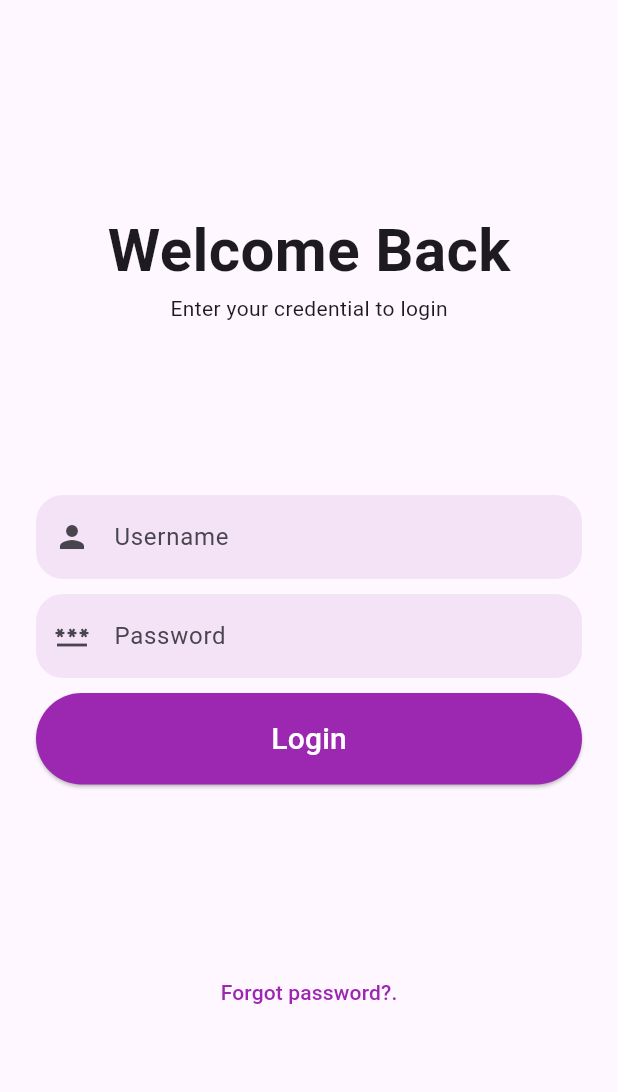
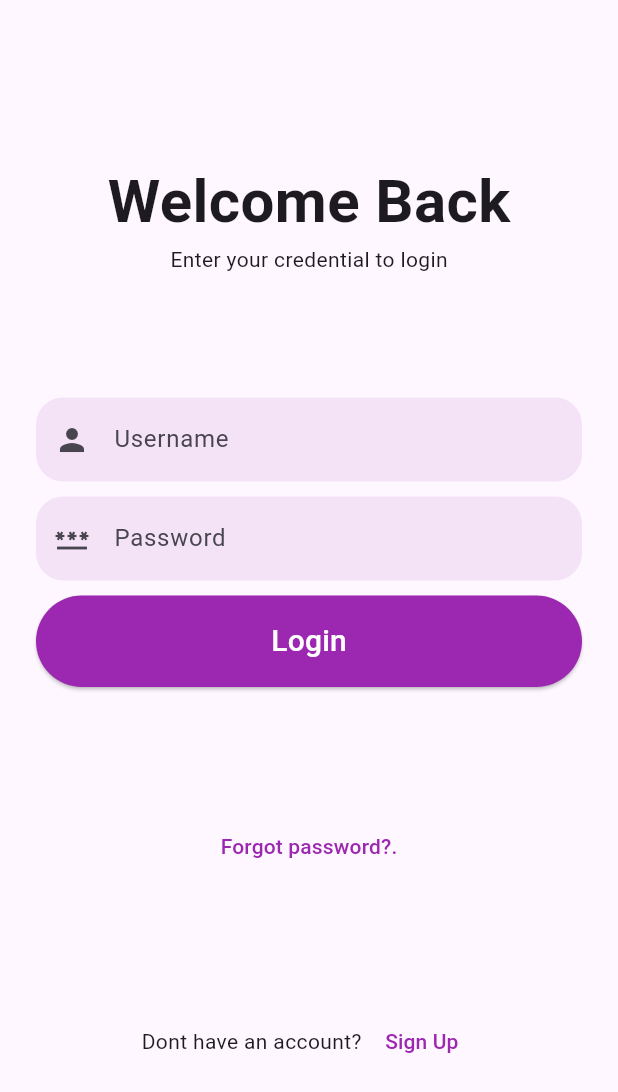
Before and after one commit to hyzic23/beta_app, a Flutter app: the screen it shows after launch, on a phone screen of 412 x 824 dp. Shown: the top 1092 px of the screen. Run offline on Flutter 3.47's test engine with Material 3 defaults, Android fonts, the phone set to English and light mode, and no system bars.

Commit message:
added signup link text

```diff
--- a/lib/screens/login.dart
+++ b/lib/screens/login.dart
@@ -16,7 +16,7 @@
               _header(context),
               _inputField(context),
               _forgotPassword(context),
-              // _signup(context),
+              _signup(context),
             ],
           ),
         ),
@@ -92,3 +92,19 @@
     ),
   );
 }
+
+//Signup UI
+_signup(context) {
+  return Row(
+    mainAxisAlignment: MainAxisAlignment.center,
+    children: [
+      const Text("Dont have an account? "),
+      TextButton(
+          onPressed: () {},
+          child: const Text(
+            "Sign Up",
+            style: TextStyle(color: Colors.purple),
+          ))
+    ],
+  );
+}
```
